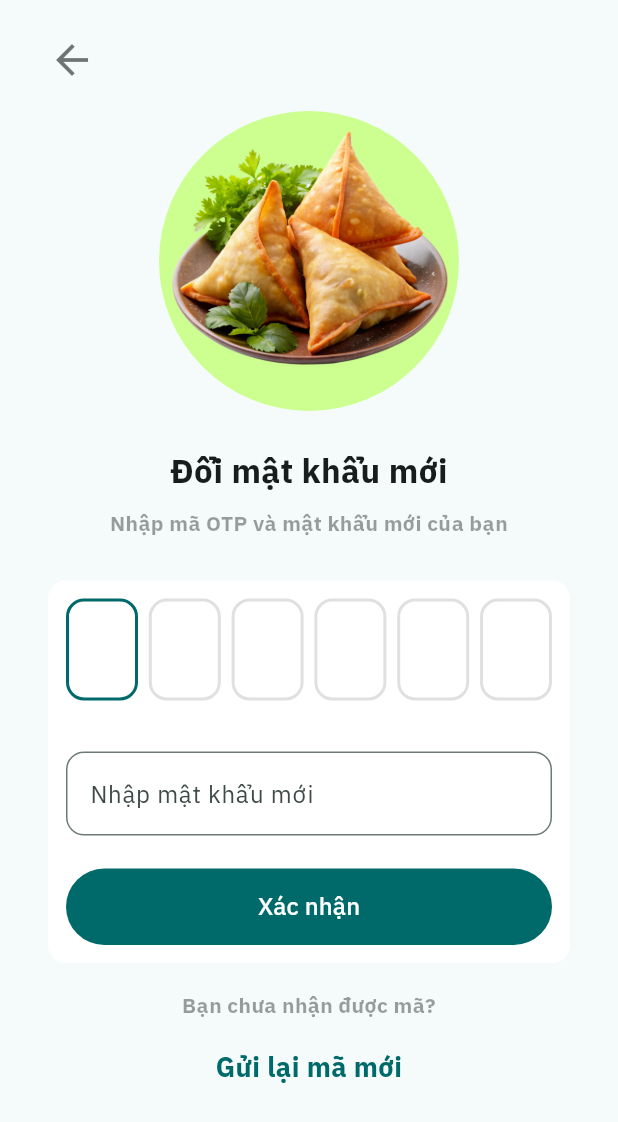
After one commit to nphuonha2101/flutter_foods, a Flutter app: the ChangePasswordScreen screen opened by its route, on a phone screen of 412 x 824 dp. The commit adds this screen. Shown: the top 1122 px of the screen. Run offline on Flutter 3.47's test engine with Material 3 defaults, Android fonts, the phone set to English and light mode, and no system bars; our stand-ins replace flutter_dotenv, flutter_rating_bar, flutter_tabler_icons, flutter_zoom_drawer, google_fonts, image_picker and 3 more; missing offline and left inert: open_street_map_search_and_pick; accounts and stored records are empty; network calls fail.

Commit message:
process send otp, change password

```diff
--- a/lib/core/routes/app_routes.dart
+++ b/lib/core/routes/app_routes.dart
@@ -7,7 +7,7 @@ import 'package:flutter_foods/presentation/screens/forgot_password_screen.dart';
 import 'package:flutter_foods/presentation/screens/home_screen.dart';
 import 'package:flutter_foods/presentation/screens/login_screen.dart';
 import 'package:flutter_foods/presentation/screens/order_screen.dart';
-import 'package:flutter_foods/presentation/screens/otp_screen.dart';
+import 'package:flutter_foods/presentation/screens/change_password_screen.dart';
 import 'package:flutter_foods/presentation/screens/register_screen.dart';
 
 class AppRoutes {
@@ -20,7 +20,7 @@ class AppRoutes {
   static const String addressDetail = '/address-detail';
   static const String foodDetail = '/food-detail';
   static const String checkout = '/checkout';
-  static const String otp = '/otp';
+  static const String changePassword = '/change-password';
 
   static Route<dynamic> generateRoute(RouteSettings routeSettings) {
     switch (routeSettings.name) {
@@ -63,8 +63,8 @@ class AppRoutes {
         return MaterialPageRoute(builder: (_) => const CartScreen());
        case forgotPassword:
         return MaterialPageRoute(builder: (_) => ForgotPasswordScreen());
-       case otp:
-        return MaterialPageRoute(builder: (_) => const OtpScreen());
+       case changePassword:
+        return MaterialPageRoute(builder: (_) => const ChangePasswordScreen());
       default:
         return MaterialPageRoute(
           builder: (_) => Scaffold(
--- a/lib/main.dart
+++ b/lib/main.dart
@@ -7,6 +7,8 @@ import 'package:flutter_foods/core/utils/util.dart';
 import 'package:flutter_foods/presentation/screens/forgot_password_screen.dart';
 import 'package:flutter_foods/presentation/screens/splash_screen.dart';
 import 'package:flutter_foods/core/provider/app_providers.dart';
+import 'package:flutter_foods/providers/auth_provider.dart';
+import 'package:flutter_foods/services/auth_service.dart';
 import 'package:provider/provider.dart';
 
 void main() async {
--- /dev/null
+++ b/lib/presentation/screens/change_password_screen.dart
@@ -0,0 +1,191 @@
+import 'package:flutter/material.dart';
+import 'package:flutter_foods/core/routes/app_routes.dart';
+import 'package:flutter_foods/presentation/widgets/textField_otp.dart';
+import 'package:flutter_foods/providers/auth_provider.dart';
+import 'package:provider/provider.dart';
+
+class ChangePasswordScreen extends StatefulWidget {
+  const ChangePasswordScreen({super.key});
+
+  @override
+  _ChangePasswordState createState() => _ChangePasswordState();
+}
+
+class _ChangePasswordState extends State<ChangePasswordScreen> {
+  final TextEditingController passwordController = TextEditingController();
+  // Tạo danh sách controller cho mỗi ô OTP
+  final List<TextEditingController> otpControllers = List.generate(6, (index) => TextEditingController());
+
+  @override
+  void dispose() {
+    // Giải phóng tài nguyên cho các controller khi widget bị hủy
+    for (var controller in otpControllers) {
+      controller.dispose();
+    }
+    super.dispose();
+  }
+
+  // Hàm lấy giá trị OTP từ các controller
+  String getOtpValue() {
+    return otpControllers.map((controller) => controller.text).join('');
+  }
+
+  @override
+  Widget build(BuildContext context) {
+    return Scaffold(
+      resizeToAvoidBottomInset: false,
+      backgroundColor: Theme.of(context).scaffoldBackgroundColor,
+      body: SafeArea(
+        child: Padding(
+          padding: EdgeInsets.symmetric(vertical: 24, horizontal: 32),
+          child: Column(
+            children: [
+              Align(
+                alignment: Alignment.topLeft,
+                child: GestureDetector(
+                  onTap: () => Navigator.pop(context),
+                  child: Icon(
+                    Icons.arrow_back,
+                    size: 32,
+                    color: Colors.black54,
+                  ),
+                ),
+              ),
+              SizedBox(height: 18),
+              Container(
+                width: 200,
+                height: 200,
+                decoration: BoxDecoration(
+                  color: Colors.lightGreenAccent.shade100,
+                  shape: BoxShape.circle,
+                ),
+                child: Image.asset('assets/images/food_delivery.png'),
+              ),
+              SizedBox(height: 24),
+              Text(
+                'Đổi mật khẩu mới',
+                style: TextStyle(fontSize: 22, fontWeight: FontWeight.bold),
+              ),
+              SizedBox(height: 10),
+              Text(
+                "Nhập mã OTP và mật khẩu mới của bạn",
+                style: TextStyle(
+                  fontSize: 14,
+                  fontWeight: FontWeight.bold,
+                  color: Colors.black38,
+                ),
+                textAlign: TextAlign.center,
+              ),
+              SizedBox(height: 28),
+              Container(
+                padding: EdgeInsets.all(12),
+                decoration: BoxDecoration(
+                  color: Colors.white,
+                  borderRadius: BorderRadius.circular(12),
+                ),
+                child: Column(
+                  children: [
+                    Row(
+                      mainAxisAlignment: MainAxisAlignment.spaceBetween,
+                      children: List.generate(6, (index) {
+                        return OtpTextField(
+                          controller: otpControllers[index],
+                          first: index == 0,
+                          last: index == 5,
+                        );
+                      }),
+                    ),
+                    SizedBox(height: 22),
+                    TextField(
+                      controller: passwordController,
+                      obscureText: true,
+                      decoration: InputDecoration(
+                        labelText: 'Nhập mật khẩu mới',
+                        border: OutlineInputBorder(
+                          borderRadius: BorderRadius.circular(12),
+                        ),
+                      ),
+                    ),
+                    SizedBox(height: 22),
+                    SizedBox(
+                      width: double.infinity,
+                      child: FilledButton(
+                        onPressed: () {
+                          handlePasswordChange(context);
+                        },
+                        child: Padding(
+                          padding: EdgeInsets.all(14.0),
+                          child: Text(
+                            'Xác nhận',
+                            style: TextStyle(fontSize: 16),
+                          ),
+                        ),
+                      ),
+                    ),
+                  ],
+                ),
+              ),
+              SizedBox(height: 18),
+              Text(
+                "Bạn chưa nhận được mã?",
+                style: TextStyle(
+                  fontSize: 14,
+                  fontWeight: FontWeight.bold,
+                  color: Colors.black38,
+                ),
+                textAlign: TextAlign.center,
+              ),
+              SizedBox(height: 18),
+              InkWell(
+                onTap: () {
+                  Navigator.pop(context);
+                },
+                child: Text(
+                  "Gửi lại mã mới",
+                  style: TextStyle(
+                    fontSize: 18,
+                    fontWeight: FontWeight.bold,
+                    color: Theme.of(context).primaryColor,
+                  ),
+                  textAlign: TextAlign.center,
+                ),
+              ),
+            ],
+          ),
+        ),
+      ),
+    );
+  }
+
+  Future<void> handlePasswordChange(BuildContext context) async {
+    String password = passwordController.text;
+    String otp = getOtpValue();
+    print(otp);
+
+    if (password.isEmpty || otp.isEmpty) {
+      ScaffoldMessenger.of(context).showSnackBar(
+        SnackBar(content: Text("Vui lòng điền đầy đủ thông tin")),
+      );
+      return;
+    }
+
+    try {
+      await context.read<AuthProvider>().changePassword(password, otp);
+
+      if (context.read<AuthProvider>().errorMessage.isEmpty) {
+        ScaffoldMessenger.of(context).showSnackBar(
+          SnackBar(content: Text("Thay đổi mật khẩu thành công")),
+        );
+        Navigator.pushNamed(context, AppRoutes.login);
+      } else {
+        ScaffoldMessenger.of(context).showSnackBar(
+          SnackBar(content: Text(context.read<AuthProvider>().errorMessage)),
+        );
+      }
+    } catch (e) {
+      ScaffoldMessenger.of(context).showSnackBar(
+        SnackBar(content: Text("An error occurred: $e")),
+      );
+    }
+  }
+}
--- a/lib/presentation/widgets/textField_otp.dart
+++ b/lib/presentation/widgets/textField_otp.dart
@@ -3,11 +3,13 @@ import 'package:flutter/material.dart';
 class OtpTextField extends StatelessWidget {
   final bool first;
   final bool last;
+  final TextEditingController controller; // Thêm controller vào
 
   const OtpTextField({
     Key? key,
     required this.first,
     required this.last,
+    required this.controller, // Nhận controller trong constructor
   }) : super(key: key);
 
   @override
@@ -17,20 +19,23 @@ class OtpTextField extends StatelessWidget {
       child: AspectRatio(
         aspectRatio: 0.6,
         child: TextField(
-          autofocus: first,
+          controller: controller, // Gắn controller vào TextField
+          autofocus: first, // Autofocus cho trường đầu tiên
+          keyboardType: TextInputType.number,
+          maxLength: 1,
           onChanged: (value) {
+            // Chuyển sang trường tiếp theo nếu có
             if (value.length == 1 && !last) {
               FocusScope.of(context).nextFocus();
-            } else if (value.isEmpty && !first) {
+            }
+            // Quay lại trường trước nếu trường hiện tại bị xóa
+            else if (value.isEmpty && !first) {
               FocusScope.of(context).previousFocus();
             }
           },
           showCursor: false,
-          readOnly: false,
           textAlign: TextAlign.center,
           style: TextStyle(fontSize: 24, fontWeight: FontWeight.bold),
-          keyboardType: TextInputType.number,
-          maxLength: 1,
           decoration: InputDecoration(
             counter: Offstage(),
             enabledBorder: OutlineInputBorder(
--- a/lib/presentation/widgets/user_review.dart
+++ b/lib/presentation/widgets/user_review.dart
@@ -1,5 +1,4 @@
 import 'package:flutter/material.dart';
-import 'package:flutter_foods/data/models/user_review.dart';
 import 'package:flutter_tabler_icons/flutter_tabler_icons.dart';
 
 class UserReviewWidget extends StatelessWidget {
--- a/lib/services/auth_service.dart
+++ b/lib/services/auth_service.dart
@@ -45,4 +45,16 @@ class AuthService {
     }
     return null;
   }
+Future<Map<String, dynamic>> sendOtp(String email) async {
+  return await _authRepository.sendOtp(email);
 }
+
+ Future<void> changePassword(String newPassword, String otp) async {
+    try {
+      await _authRepository.changePassword(newPassword, otp);
+    } catch (e) {
+      rethrow;
+    }
+  }
+
+}
```
Also changed, not shown: lib/presentation/screens/forgot_password_screen.dart (+40 -16 lines), lib/presentation/screens/login_screen.dart (+24 -19 lines), lib/presentation/screens/otp_screen.dart (deleted, +0 -121 lines), lib/presentation/widgets/slider_drawer.dart (+14 -15 lines), lib/providers/auth_provider.dart (+67 -6 lines), lib/repositories/auth_repository.dart (+62 -0 lines).
